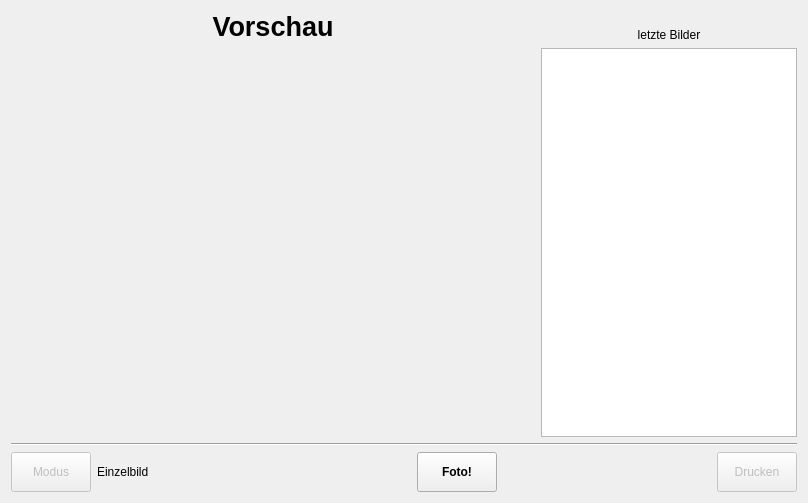
First picture: the form in photoBooth.ui, repository Nepomuk/photobooth, before the edit.
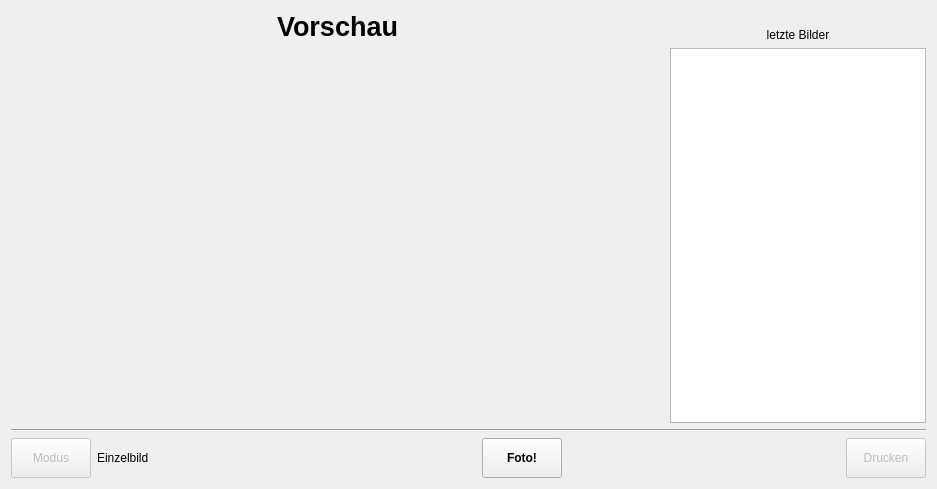
Second picture: the form after the edit. Icons and pictures are not drawn.

Commit message: Add icons, change title text.

What changed in the file:
```diff
--- a/photoBooth.ui
+++ b/photoBooth.ui
@@ -6,8 +6,8 @@
    <rect>
     <x>0</x>
     <y>0</y>
-    <width>808</width>
-    <height>503</height>
+    <width>937</width>
+    <height>489</height>
    </rect>
   </property>
   <property name="focusPolicy">
@@ -179,6 +179,22 @@
        <property name="text">
         <string>Foto!</string>
        </property>
+       <property name="icon">
+        <iconset resource="photoBooth.qrc">
+         <normaloff>:/icon/camera.png</normaloff>:/icon/camera.png</iconset>
+       </property>
+       <property name="iconSize">
+        <size>
+         <width>20</width>
+         <height>20</height>
+        </size>
+       </property>
+       <property name="default">
+        <bool>false</bool>
+       </property>
+       <property name="flat">
+        <bool>false</bool>
+       </property>
       </widget>
      </item>
      <item>
```
Left out of the diff: 60 changed lines with no effect on the pictures. The commit also changes 1 other file.
